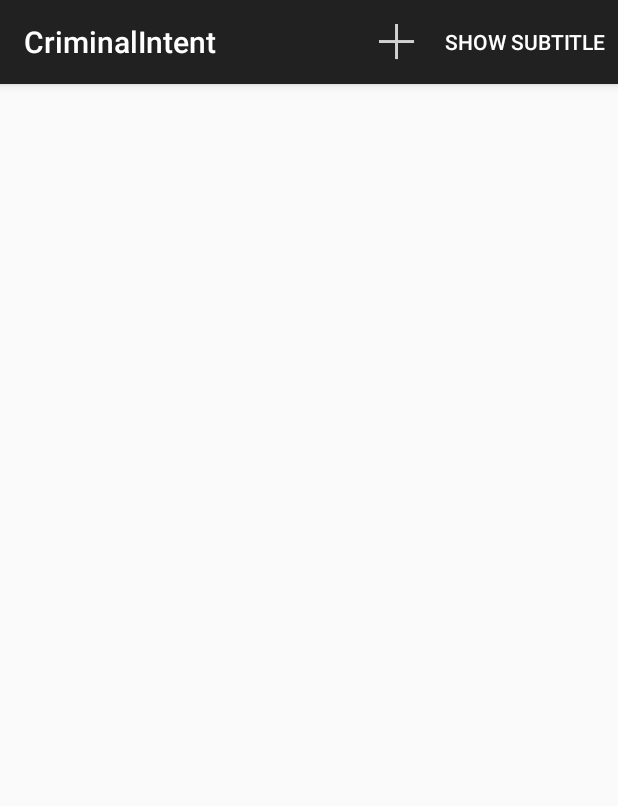
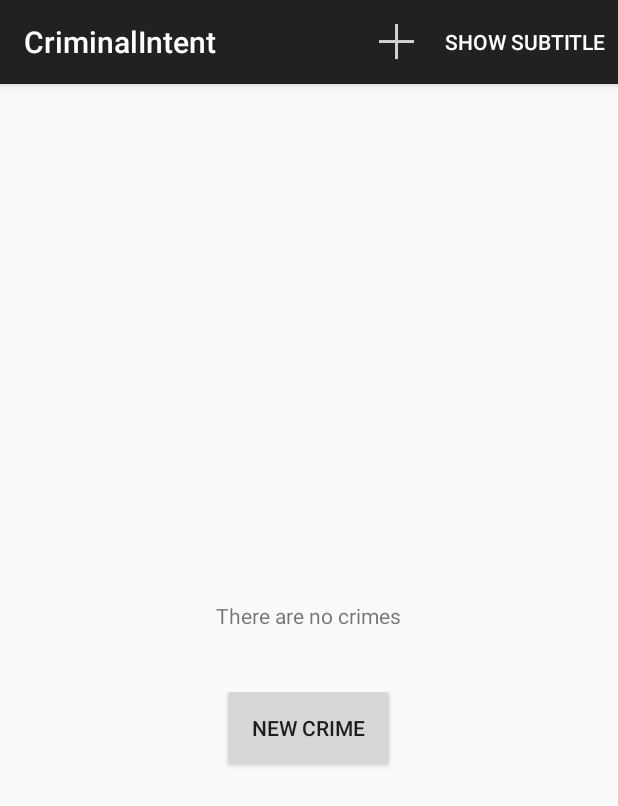
Before and after one commit to amensiko/CriminalIntent, an Android app: the screen it shows after launch (CrimeListActivity), on a phone screen of 412 x 824 dp. Shown: the top 806 px of the screen. Run offline under Robolectric (Android 15) with nearby library versions, the phone set to English and light mode, and no system bars.

Commit message:
Challenge 3 of Chapter 13 completed - An Empty View for the RecyclerView

```diff
--- a/app/src/main/java/com/bignerdranch/android/criminalintent/CrimeListFragment.java
+++ b/app/src/main/java/com/bignerdranch/android/criminalintent/CrimeListFragment.java
@@ -6,13 +6,16 @@ import android.support.v4.app.Fragment;
 import android.support.v7.app.AppCompatActivity;
 import android.support.v7.widget.LinearLayoutManager;
 import android.support.v7.widget.RecyclerView;
+import android.util.Log;
 import android.view.LayoutInflater;
 import android.view.Menu;
 import android.view.MenuInflater;
 import android.view.MenuItem;
 import android.view.View;
 import android.view.ViewGroup;
+import android.widget.Button;
 import android.widget.CheckBox;
+import android.widget.LinearLayout;
 import android.widget.TextView;
 import android.widget.Toast;
 
@@ -29,6 +32,9 @@ public class CrimeListFragment extends Fragment {
     private static final String SAVED_SUBTITLE_VISIBLE = "subtitle";
 
     private int mChangedPosition;
+
+    private LinearLayout mLinLayout;
+    private Button mAdd;
 
     //private static final String POSITION_OF_CRIME = "position_of_crime";
 
@@ -48,6 +54,9 @@ public class CrimeListFragment extends Fragment {
         if (savedInstanceState != null) {
             mSubtitleVisible = savedInstanceState.getBoolean(SAVED_SUBTITLE_VISIBLE);
         }
+
+        mLinLayout = (LinearLayout) view.findViewById(R.id.empty_crime_list);
+        mAdd = (Button) view.findViewById(R.id.add_crime);
 
         updateUI();
 
@@ -114,8 +123,8 @@ public class CrimeListFragment extends Fragment {
     }
 
     private void updateUI() {
-        CrimeLab crimeLab = CrimeLab.get(getActivity());
-        List<Crime> crimes = crimeLab.getCrimes();
+        final CrimeLab crimeLab = CrimeLab.get(getActivity());
+        final List<Crime> crimes = crimeLab.getCrimes();
 
         if (mAdapter == null) {
             mAdapter = new CrimeAdapter(crimes);
@@ -130,6 +139,23 @@ public class CrimeListFragment extends Fragment {
             else {
                 mAdapter.notifyItemChanged(getArguments().getInt(POSITION_OF_CRIME));
             }*/
+        }
+
+        if (crimes.size() <= 0) {
+            mLinLayout.setVisibility(View.VISIBLE);
+            mAdd.setOnClickListener(new View.OnClickListener() {
+                @Override
+                public void onClick(View v) {
+                    Log.d("CrimeListFragment", "onClick");
+                    Crime crime = new Crime();
+                    CrimeLab.get(getActivity()).addCrime(crime);
+                    Intent intent = CrimePagerActivity.newIntent(getActivity(), crime.getId());
+                    startActivity(intent);
+                }
+            });
+        }
+        else {
+            mLinLayout.setVisibility(View.GONE);
         }
 
         updateSubtitle();
--- a/app/src/main/res/layout/fragment_crime_list.xml
+++ b/app/src/main/res/layout/fragment_crime_list.xml
@@ -1,6 +1,38 @@
 <?xml version="1.0" encoding="utf-8"?>
-<android.support.v7.widget.RecyclerView
+<FrameLayout
+    android:id="@+id/crime_frame_layout"
     xmlns:android="http://schemas.android.com/apk/res/android"
-    android:id="@+id/crime_recycler_view"
     android:layout_width="match_parent"
-    android:layout_height="match_parent" />
+    android:layout_height="match_parent">
+
+    <android.support.v7.widget.RecyclerView
+        xmlns:android="http://schemas.android.com/apk/res/android"
+        android:id="@+id/crime_recycler_view"
+        android:layout_width="match_parent"
+        android:layout_height="match_parent" />
+
+    <LinearLayout
+        android:id="@+id/empty_crime_list"
+        android:orientation="vertical"
+        android:layout_gravity="center"
+        android:layout_width="wrap_content"
+        android:layout_height="wrap_content">
+
+        <TextView
+            android:layout_width="wrap_content"
+            android:layout_height="wrap_content"
+            android:layout_gravity="center"
+            android:padding="35dp"
+            android:text="@string/empty_list"/>
+
+        <Button
+            android:id="@+id/add_crime"
+            android:padding="20dp"
+            android:layout_width="wrap_content"
+            android:layout_height="wrap_content"
+            android:layout_gravity="center"
+            android:text="@string/new_crime"/>
+
+    </LinearLayout>
+
+</FrameLayout>
--- a/app/src/main/res/values/strings.xml
+++ b/app/src/main/res/values/strings.xml
@@ -27,4 +27,6 @@
         <item quantity="other">%1$s crimes</item>
     </plurals>
 
+    <string name="empty_list">There are no crimes</string>
+
 </resources>
```
